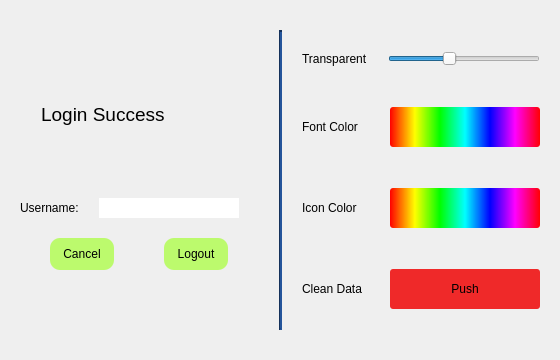
Above: deltaNote-window-client/userinfo.ui from delta1037/deltaNote before the change. Below: the same form after it.
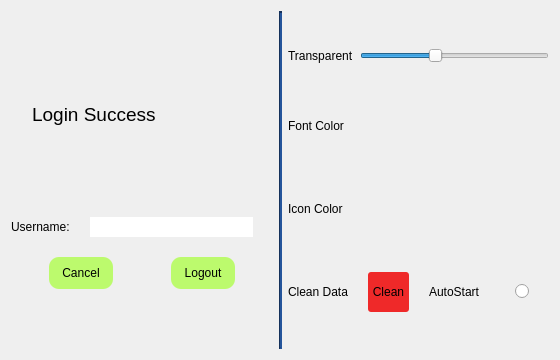
That is the form after the change.

```diff
--- a/deltaNote-window-client/userinfo.ui
+++ b/deltaNote-window-client/userinfo.ui
@@ -26,21 +26,6 @@
    <string>Setting</string>
   </property>
   <layout class="QHBoxLayout" name="horizontalLayout_3">
-   <property name="spacing">
-    <number>20</number>
-   </property>
-   <property name="leftMargin">
-    <number>20</number>
-   </property>
-   <property name="topMargin">
-    <number>30</number>
-   </property>
-   <property name="rightMargin">
-    <number>20</number>
-   </property>
-   <property name="bottomMargin">
-    <number>30</number>
-   </property>
    <item>
     <layout class="QVBoxLayout" name="verticalLayout">
      <property name="spacing">
@@ -218,8 +203,8 @@
           </size>
          </property>
          <property name="styleSheet">
-          <string notr="true">background-color: qlineargradient(spread:pad, x1:0, y1:0, x2:1, y2:0, stop:0 rgba(255, 0, 0, 255), stop:0.166 rgba(255, 255, 0, 255), stop:0.333 rgba(0, 255, 0, 255), stop:0.5 rgba(0, 255, 255, 255), stop:0.666 rgba(0, 0, 255, 255), stop:0.833 rgba(255, 0, 255, 255), stop:1 rgba(255, 0, 0, 255));
-border-radius:3px;</string>
+          <string notr="true">border-radius:3px;
+</string>
          </property>
          <property name="text">
           <string/>
@@ -252,8 +237,7 @@
           </size>
          </property>
          <property name="styleSheet">
-          <string notr="true">background-color: qlineargradient(spread:pad, x1:0, y1:0, x2:1, y2:0, stop:0 rgba(255, 0, 0, 255), stop:0.166 rgba(255, 255, 0, 255), stop:0.333 rgba(0, 255, 0, 255), stop:0.5 rgba(0, 255, 255, 255), stop:0.666 rgba(0, 0, 255, 255), stop:0.833 rgba(255, 0, 255, 255), stop:1 rgba(255, 0, 0, 255));
-border-radius:3px;</string>
+          <string notr="true">border-radius:3px;</string>
          </property>
          <property name="text">
           <string/>
@@ -262,6 +246,11 @@
        </item>
       </layout>
      </item>
+     <item>
+      <layout class="QHBoxLayout" name="horizontalLayout_10">
+       <property name="spacing">
+        <number>20</number>
+       </property>
      <item>
       <layout class="QHBoxLayout" name="horizontalLayout_8">
        <item>
@@ -275,7 +264,7 @@
         <widget class="QPushButton" name="clearData">
          <property name="minimumSize">
           <size>
-           <width>150</width>
+             <width>0</width>
            <height>40</height>
           </size>
          </property>
@@ -290,9 +279,35 @@
 border-radius:3px;</string>
          </property>
          <property name="text">
-          <string>Push</string>
-         </property>
-        </widget>
+            <string>Clean</string>
+           </property>
+          </widget>
+         </item>
+        </layout>
+       </item>
+       <item>
+        <layout class="QHBoxLayout" name="horizontalLayout_9">
+         <property name="rightMargin">
+          <number>20</number>
+         </property>
+         <item>
+          <widget class="QLabel" name="clearDataLabel_2">
+           <property name="text">
+            <string>AutoStart</string>
+           </property>
+          </widget>
+         </item>
+         <item>
+          <widget class="QRadioButton" name="radioButton">
+           <property name="layoutDirection">
+            <enum>Qt::RightToLeft</enum>
+           </property>
+           <property name="text">
+            <string/>
+           </property>
+          </widget>
+         </item>
+        </layout>
        </item>
       </layout>
      </item>
```
Left out of the diff: 3 changed lines with no effect on the pictures. Lines whose indentation alone changed are shown as unchanged.
